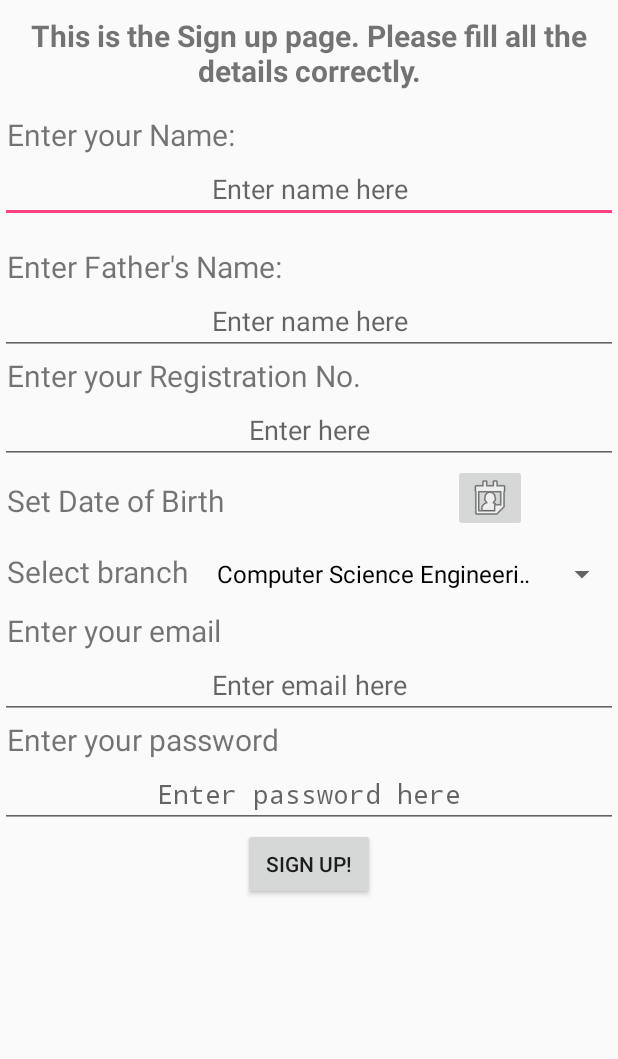
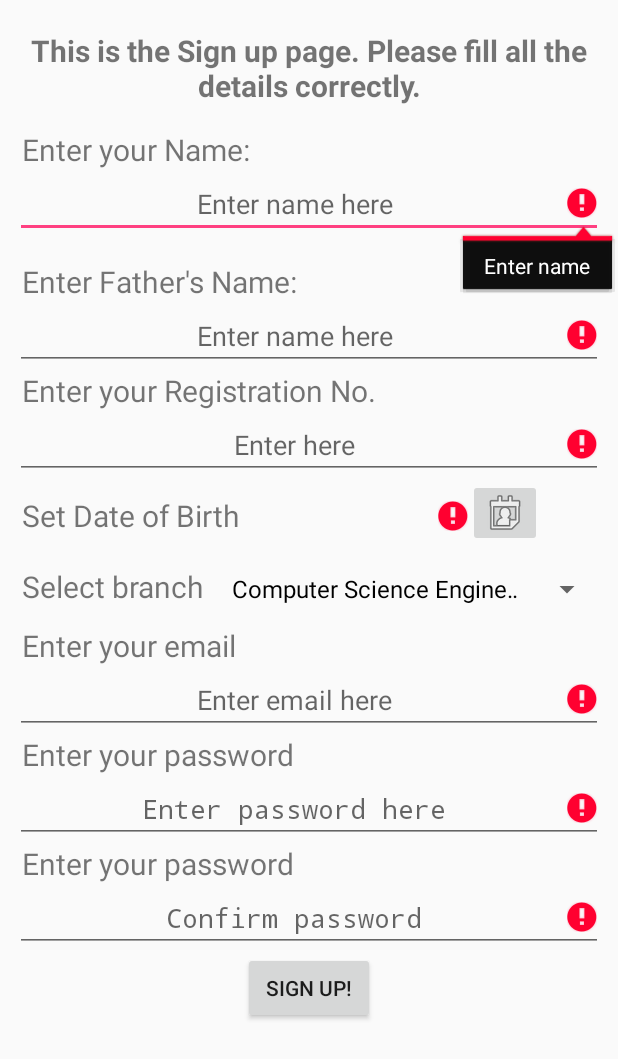
Before and after one commit to harshwall/MNNITDean, an Android app: the signup screen opened directly, with no data from a screen before it, after a tap on "SIGN UP!", on a phone screen of 412 x 824 dp. Shown: the top 1059 px of the screen. Run offline under Robolectric (Android 15) with nearby library versions, the phone set to English and light mode, and no system bars; our stand-ins replace Firebase (no records; nobody signed in at launch, a user with empty details on screens opened directly).

Commit message:
Sign up updated with all errors fixed!

```diff
--- a/app/src/main/java/com/example/mnnit/mnnitdean/signup.java
+++ b/app/src/main/java/com/example/mnnit/mnnitdean/signup.java
@@ -1,9 +1,12 @@
 package com.example.mnnit.mnnitdean;
 
 import android.app.DatePickerDialog;
+import android.app.ProgressDialog;
 import android.os.Bundle;
 import android.app.Activity;
+import android.os.PatternMatcher;
 import android.support.annotation.NonNull;
+import android.util.Patterns;
 import android.view.View;
 import android.widget.ArrayAdapter;
 import android.widget.DatePicker;
@@ -27,10 +30,12 @@ public class signup extends Activity {
     FirebaseAuth auth;
     FirebaseUser user;
     DatabaseReference rootreference;
+    ProgressDialog progressDialog;
 
-    EditText e1,e2,e3,e4,e5;
+    EditText e1,e2,e3,e4,e5,e6;
 
 
+    String dateob,stream;
     TextView textView;
     ImageButton dob;
     Calendar calendar;
@@ -45,6 +50,7 @@ public class signup extends Activity {
         ArrayAdapter<CharSequence> adapter = ArrayAdapter.createFromResource(this, R.array.branch, android.R.layout.simple_spinner_dropdown_item);
         adapter.setDropDownViewResource(android.R.layout.simple_spinner_dropdown_item);
         branch.setAdapter(adapter);
+        stream=branch.getSelectedItem().toString();
 
         textView=(TextView)findViewById(R.id.text3);
         dob=(ImageButton)findViewById(R.id.dob);
@@ -61,6 +67,7 @@ public class signup extends Activity {
                     @Override
                     public void onDateSet(DatePicker datePicker, int myear, int mmonth, int mday) {
                         textView.setText("Date of BIrth:"+mday+"/"+(mmonth+1)+"/"+myear);
+                        dateob=Integer.toString(mday)+"/"+Integer.toString(mmonth+1)+"/"+Integer.toString(myear);
 
                     }
                 },year,month,day);
@@ -76,42 +83,103 @@ public class signup extends Activity {
         e3=(EditText)findViewById(R.id.regno);
         e4=(EditText)findViewById(R.id.email);
         e5=(EditText)findViewById(R.id.pass);
+        e6=(EditText)findViewById(R.id.pass2);
 
+        progressDialog=new ProgressDialog(this);
     }
 
-    public void createUser(View v){
-        final String name=e1.getText().toString();
-        final String fathername=e2.getText().toString();
-        final String regno=e3.getText().toString();
-        final String email=e4.getText().toString();
-        final String password=e5.getText().toString();
+    public void createUser(View v) {
 
-        auth.createUserWithEmailAndPassword(email,password)
+        final String email = e4.getText().toString();
+        final String password = e5.getText().toString();
+        int a=e3.getText().toString().length();
+        //Toast.makeText(getApplicationContext(),a+" "+e3.getText().toString(),Toast.LENGTH_SHORT).show();
+
+        if(e1.getText().toString().equals("") ||e2.getText().toString().equals("")||textView.getText().toString().equals(" Set Date of Birth")||a<8||e3.getText().toString().equals("")||e4.getText().toString().equals("")||e5.getText().toString().equals("")||e6.getText().toString().equals("")||!(e5.getText().toString().equals(e6.getText().toString()))||!Patterns.EMAIL_ADDRESS.matcher(e4.getText().toString()).matches()||e5.getText().toString().length()<6)
+        {
+            if(e1.getText().toString().equals(""))
+            {
+                e1.setError("Enter name");
+            }
+            if(e2.getText().toString().equals(""))
+            {
+                e2.setError("Enter Father's name");
+            }
+            if(e3.getText().toString().equals(""))
+            {
+                e3.setError("Enter Registration no.");
+            }
+            if(a<8)
+            {
+                e3.setError("Length is less than eight");
+            }
+            if(e4.getText().toString().equals(""))
+            {
+                e4.setError("Enter email");
+            }
+            if(e5.getText().toString().equals(""))
+            {
+                e5.setError("Enter password");
+            }
+            if(e6.getText().toString().equals(""))
+            {
+                e6.setError("Confirm password");
+            }
+            if(textView.getText().toString().equals(" Set Date of Birth"))
+            {
+                textView.setError("Select Date of Birth");
+            }
+            if(!(e5.getText().toString().equals(e6.getText().toString())))
+            {
+                e6.setError("Passwords do not match");
+            }
+            if(!Patterns.EMAIL_ADDRESS.matcher(e4.getText().toString()).matches())
+            {
+                e4.setError("Type correct email");
+            }
+            if(e5.getText().toString().length()<6)
+            {
+                e5.setError("Password too short");
+            }
+
+        }
+        else
+        {
+            progressDialog.setMessage("Registering, Please wait");
+            progressDialog.show();
+
+            auth.createUserWithEmailAndPassword(email, password)
                 .addOnCompleteListener(new OnCompleteListener<AuthResult>() {
                     @Override
                     public void onComplete(@NonNull Task<AuthResult> task) {
-                        if(task.isSuccessful())
-                        {
-                            user=auth.getCurrentUser();
-                            user myuser=new user(e1.getText().toString(),e2.getText().toString(),e3.getText().toString(),e4.getText().toString());
-                            rootreference.child(user.getUid()).setValue(myuser)
+                        if (task.isSuccessful()) {
+                            user = auth.getCurrentUser();
+                            user myuser = new user(e1.getText().toString(), e2.getText().toString(), e3.getText().toString(), dateob,stream,e4.getText().toString());
+                            rootreference.child("Profile:/"+user.getUid()).setValue(myuser)
                                     .addOnCompleteListener(new OnCompleteListener<Void>() {
                                         @Override
                                         public void onComplete(@NonNull Task<Void> task) {
-                                            if(task.isSuccessful())
-                                            {
-                                                Toast.makeText(getApplicationContext(),"DONE",Toast.LENGTH_SHORT).show();
-                                            }
-                                            else{
-                                                Toast.makeText(getApplicationContext(),"ERROR",Toast.LENGTH_SHORT).show();
+                                            if (task.isSuccessful()) {
+                                                progressDialog.dismiss();
+                                                finish();
+                                                Toast.makeText(getApplicationContext(), "Registered. Wait for approval by Admin", Toast.LENGTH_SHORT).show();
+                                            } else {
+                                                progressDialog.dismiss();
+                                                Toast.makeText(getApplicationContext(), "ERROR", Toast.LENGTH_SHORT).show();
 
                                             }
                                         }
                                     });
                         }
+                        else
+                        {
+                            progressDialog.dismiss();
+                            Toast.makeText(getApplicationContext(),"User cannot be created",Toast.LENGTH_SHORT).show();
+                        }
                     }
                 });
 
+        }
     }
 
 }
--- a/app/src/main/java/com/example/mnnit/mnnitdean/user.java
+++ b/app/src/main/java/com/example/mnnit/mnnitdean/user.java
@@ -1,12 +1,14 @@
 package com.example.mnnit.mnnitdean;
 
 public class user {
-    String name,fathername,regno,email;
-    public user(String name,String fathername,String regno,String email){
+    String name,fathername,regno,dob,branch,email;
+    public user(String name,String fathername,String regno,String dob,String branch,String email){
         this.name=name;
         this.fathername=fathername;
         this.regno=regno;
         this.email=email;
+        this.dob=dob;
+        this.branch=branch;
 
     }
     user(){
--- a/app/src/main/res/layout/activity_signup.xml
+++ b/app/src/main/res/layout/activity_signup.xml
@@ -1,10 +1,16 @@
 <?xml version="1.0" encoding="utf-8"?>
-<LinearLayout xmlns:android="http://schemas.android.com/apk/res/android"
-    xmlns:app="http://schemas.android.com/apk/res-auto"
+<ScrollView xmlns:android="http://schemas.android.com/apk/res/android"
+    android:layout_width="fill_parent"
+    android:layout_height="wrap_content"
     xmlns:tools="http://schemas.android.com/tools"
+    android:orientation="vertical"
+    android:padding="10dp"
+    android:fillViewport="false"
+    tools:context=".signup">
+
+<LinearLayout
     android:layout_width="match_parent"
     android:layout_height="match_parent"
-    tools:context=".signup"
     android:orientation="vertical">
 
 
@@ -29,7 +35,9 @@
         android:layout_height="wrap_content"
         android:layout_below="@+id/text1"
         android:gravity="center"
-        android:hint="Enter name here" />
+        android:hint="Enter name here"
+        android:inputType="textPersonName"
+        android:digits="qwertyuiopasdfghjklzxcvbnmQWERTYUIOPASDFGHJKLZXCVBNM"/>
     <TextView
         android:layout_width="match_parent"
         android:layout_height="wrap_content"
@@ -42,7 +50,9 @@
         android:layout_width="match_parent"
         android:layout_height="wrap_content"
         android:gravity="center"
-        android:hint="Enter name here" />
+        android:hint="Enter name here"
+        android:inputType="textPersonName"
+        android:digits="qwertyuiopasdfghjklzxcvbnmQWERTYUIOPASDFGHJKLZXCVBNM"/>
 
     <TextView
         android:layout_width="match_parent"
@@ -56,7 +66,9 @@
         android:layout_width="match_parent"
         android:layout_height="wrap_content"
         android:gravity="center"
-        android:hint="Enter here" />
+        android:hint="Enter here"
+        android:inputType="number"
+        android:maxLength="8"/>
 
     <LinearLayout
         android:layout_width="match_parent"
@@ -120,6 +132,18 @@
         android:id="@+id/pass"
         android:gravity="center"
         android:inputType="textPassword"/>
+    <TextView
+        android:layout_width="match_parent"
+        android:layout_height="wrap_content"
+        android:text=" Enter your password"
+        android:textSize="20dp"/>
+    <EditText
+        android:layout_width="match_parent"
+        android:layout_height="wrap_content"
+        android:hint="Confirm password"
+        android:id="@+id/pass2"
+        android:gravity="center"
+        android:inputType="textPassword"/>
     <Button
         android:layout_width="wrap_content"
         android:layout_height="wrap_content"
@@ -128,3 +152,4 @@
         android:onClick="createUser"/>
 
 </LinearLayout>
+</ScrollView>
```
